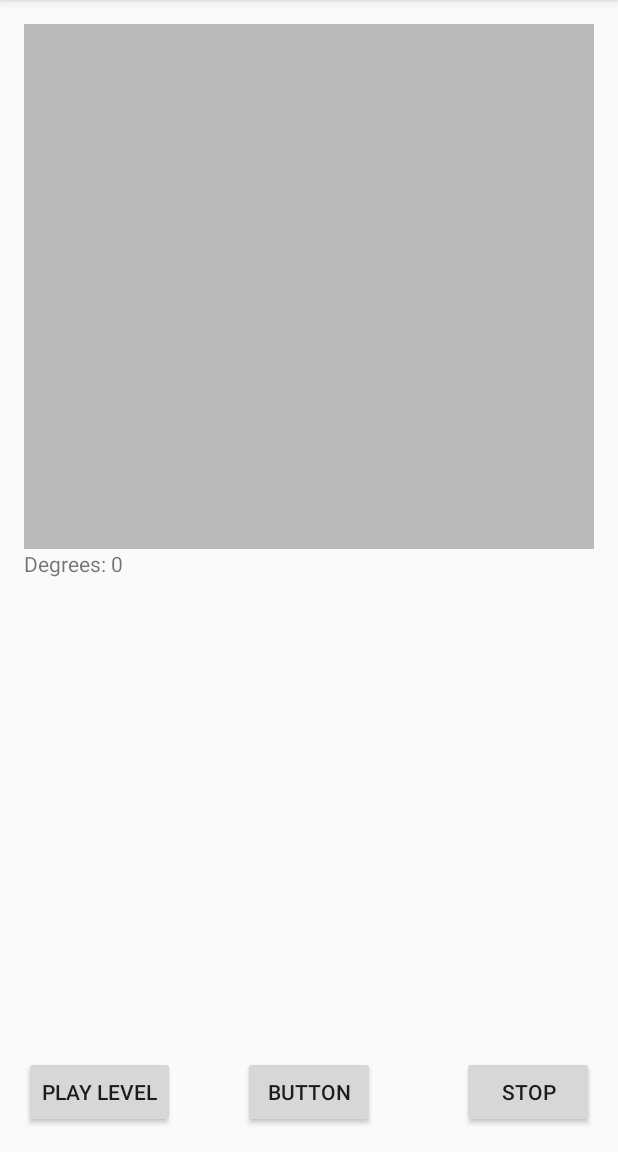
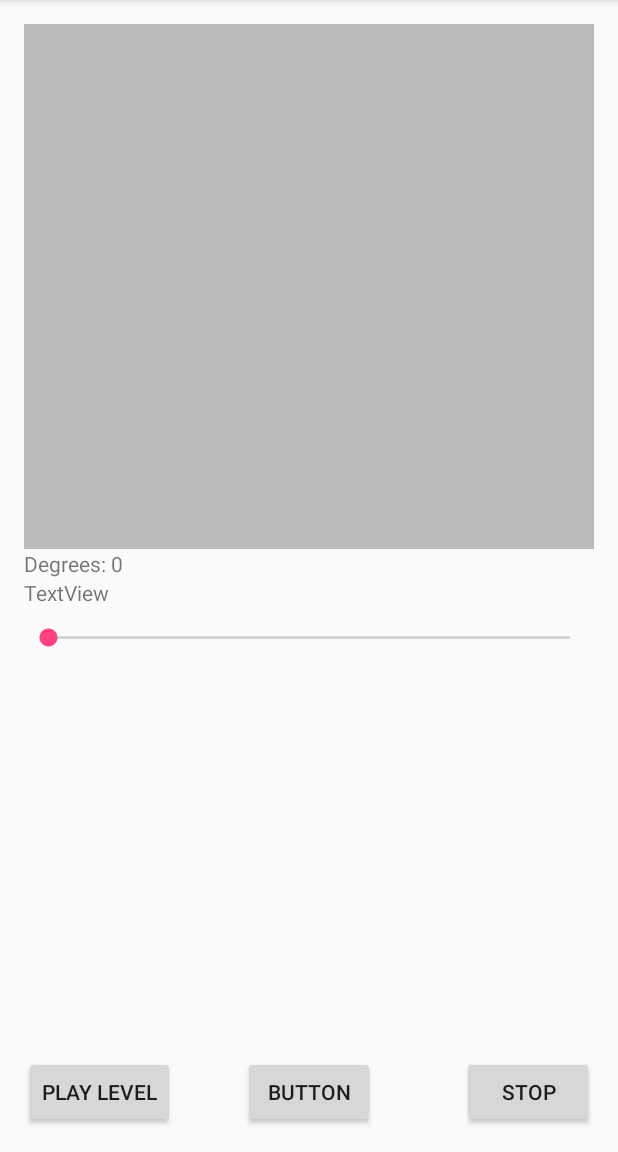
Before and after one commit to Raisongran/Modularity, an Android app: the screen it shows after launch (MainActivity), on a phone screen of 412 x 824 dp, the part 84-1236 px from its top. Run offline under Robolectric (Android 15) with nearby library versions, the phone set to English and light mode, and no system bars; libraries missing offline, so code that uses them is left out: com.google.vr.cardboard, com.google.vr.sdk; 1 statement that could not run was skipped.

Commit message:
* Fixed dynamic positioning

```diff
--- a/app/src/main/assets/level1.json
+++ b/app/src/main/assets/level1.json
@@ -8,8 +8,8 @@
     [
       {
         "name": "Music",
-        "x": 38,
-        "y": 72,
+        "x": 35,
+        "y": 80,
         "z": 0,
         "behaviours": [
           {
--- a/app/src/main/java/com/raisongran/modularity/GameSoundSource.java
+++ b/app/src/main/java/com/raisongran/modularity/GameSoundSource.java
@@ -30,6 +30,7 @@ public class GameSoundSource {
         }
     }
 
+    // TODO dynamically sound source position changing
     public void playAt(float x, float y, float z) {
         GvrAudioEngine engine = FeedbackManager.getInstance().getAudioEngine();
         int soundId = engine.createSoundObject(file);
--- a/app/src/main/java/com/raisongran/modularity/MainActivity.java
+++ b/app/src/main/java/com/raisongran/modularity/MainActivity.java
@@ -4,13 +4,17 @@ import android.hardware.Sensor;
 import android.hardware.SensorEvent;
 import android.hardware.SensorEventListener;
 import android.hardware.SensorManager;
+import android.os.Build;
 import android.os.Bundle;
+import android.support.annotation.RequiresApi;
 import android.support.v7.app.AppCompatActivity;
 import android.view.View;
 import android.view.animation.Animation;
 import android.view.animation.RotateAnimation;
 import android.widget.Button;
+import android.widget.SeekBar;
 import android.widget.TextView;
+import android.widget.Toast;
 
 public class MainActivity extends AppCompatActivity implements SensorEventListener {
 
@@ -18,12 +22,17 @@ public class MainActivity extends AppCompatActivity implements SensorEventListen
     private SensorManager mSensorManager;
     private float currentDegree = 0f;
     public static TextView textView;
+    public static TextView textView2;
+    public SeekBar seekBar;
 
     @Override
     protected void onCreate(Bundle savedInstanceState) {
         super.onCreate(savedInstanceState);
         setContentView(R.layout.activity_main);
         textView = findViewById(R.id.textView);
+        textView2 = findViewById(R.id.textView2);
+        seekBar = findViewById(R.id.seekBar);
+        seekBar.setMax(360);
         mSensorManager = (SensorManager) getSystemService(SENSOR_SERVICE);
         mSensorManager.registerListener(this, mSensorManager.getDefaultSensor(Sensor.TYPE_ORIENTATION), SensorManager.SENSOR_DELAY_GAME);
 
@@ -53,21 +62,40 @@ public class MainActivity extends AppCompatActivity implements SensorEventListen
                 gameManager.stop();
             }
         });
+
+        seekBar.setOnSeekBarChangeListener(new SeekBar.OnSeekBarChangeListener() {
+
+            @Override
+            public void onStopTrackingTouch(SeekBar seekBar) {
+                // TODO Auto-generated method stub
+            }
+
+            @Override
+            public void onStartTrackingTouch(SeekBar seekBar) {
+                // TODO Auto-generated method stub
+            }
+
+            @Override
+            public void onProgressChanged(SeekBar seekBar, int progress,boolean fromUser) {
+                gameManager.getGameWorld().player.playerRotationShift = progress;
+                textView2.setText("Shift: " + progress);
+            }
+        });
     }
 
     public void TestButtonClick(View view) {
-        gameManager.getGameWorld().props[0].y += 1;
-        gameManager.getGameWorld().props[0].stopSound();
-        gameManager.getGameWorld().props[0].playSound();
+        gameManager.getGameWorld().room.props[0].z -= 1;
+        gameManager.getGameWorld().room.props[0].stopSound();
+        gameManager.getGameWorld().room.props[0].playSound();
     }
 
     @Override
     public void onSensorChanged(SensorEvent event) {
         // get the angle around the z-axis rotated
-        float degree = Math.round(event.values[0]);
+        float degree = (float) (Math.PI * event.values[0]/360);
         if (gameManager.getGameWorld() != null){
-            gameManager.getGameWorld().player.direction = degree/60;
-            textView.setText("Degree: " + degree + "\t\t / " + gameManager.getGameWorld().player.direction);
+            gameManager.getGameWorld().player.direction = degree;
+            textView.setText("Degree: " + degree + "\t\t / " + Math.sin(degree));
         }
     }
 
--- a/app/src/main/res/layout/activity_main.xml
+++ b/app/src/main/res/layout/activity_main.xml
@@ -52,4 +52,21 @@
         android:layout_below="@+id/gestureOverlayView"
         android:text="Degrees: 0" />
 
+    <TextView
+        android:id="@+id/textView2"
+        android:layout_width="wrap_content"
+        android:layout_height="wrap_content"
+        android:layout_alignParentStart="true"
+        android:layout_below="@+id/textView"
+        android:text="TextView" />
+
+    <SeekBar
+        android:id="@+id/seekBar"
+        android:layout_width="wrap_content"
+        android:layout_height="wrap_content"
+        android:layout_alignParentEnd="true"
+        android:layout_alignParentStart="true"
+        android:layout_below="@+id/textView2"
+        android:layout_marginTop="11dp" />
+
 </RelativeLayout>
```
Also changed, not shown: app/src/main/java/com/raisongran/modularity/GamePlayer.java (+10 -12 lines).
